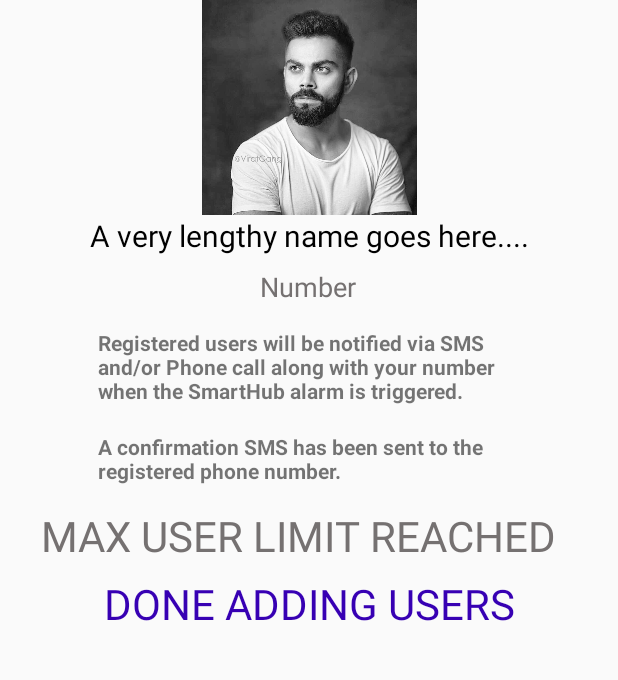
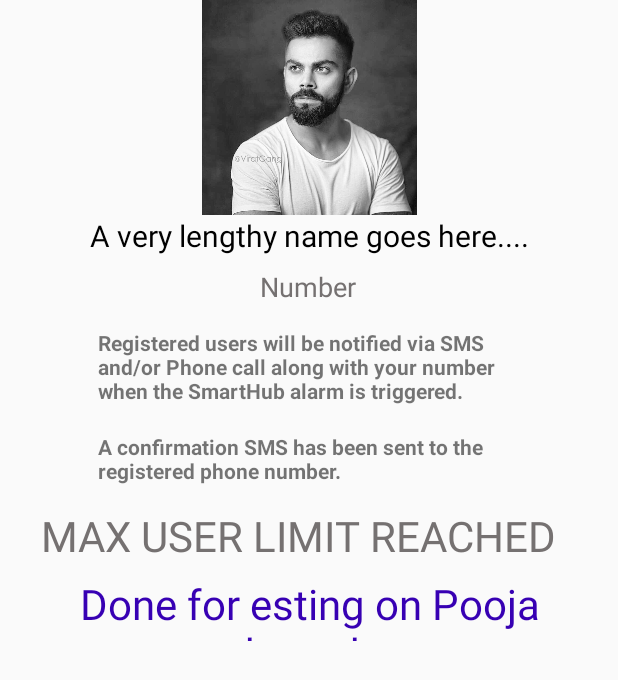
Before and after one commit to sippitechnologies/realappdemo, an Android app: the layout activity_maxusers.xml on its own in the app's theme, with its tools: preview values and no code run, on a phone screen of 412 x 824 dp. Shown: the top 680 px of the screen. Run offline under Robolectric (Android 15) with nearby library versions, the phone set to English and light mode, and no system bars.

Commit message:
Chagne in Done button label

```diff
--- a/app/src/main/res/layout/activity_maxusers.xml
+++ b/app/src/main/res/layout/activity_maxusers.xml
@@ -81,7 +81,7 @@
         android:id="@+id/textView47"
         android:layout_width="344dp"
         android:layout_height="44dp"
-        android:text="@string/text18"
+        android:text="@string/max_user_done"
         android:textAlignment="center"
         android:textColor="@color/colorPrimaryDark"
         android:textSize="@dimen/text_heading"
--- a/app/src/main/res/values/strings.xml
+++ b/app/src/main/res/values/strings.xml
@@ -55,6 +55,7 @@
     <string name="text17">MAX USER LIMIT REACHED</string>
     <string name="text18">DONE ADDING USERS</string>
     <string name="text19">A very lengthy name goes here....</string>
+    <string name="max_user_done">Done for esting on Pooja branch</string>
 
 
 </resources>
```
